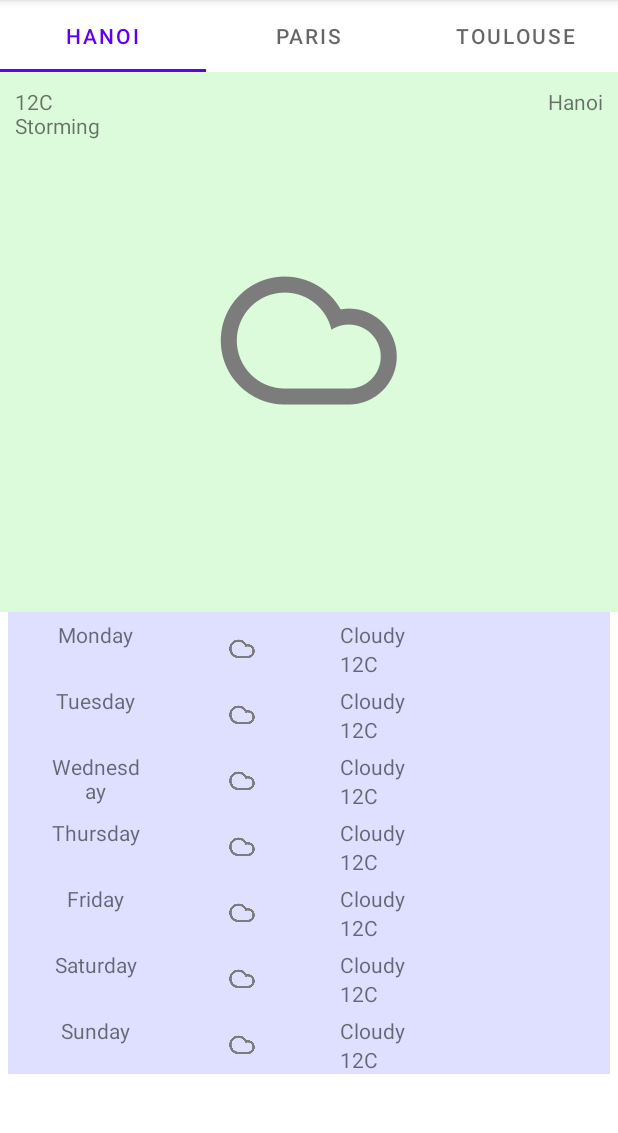
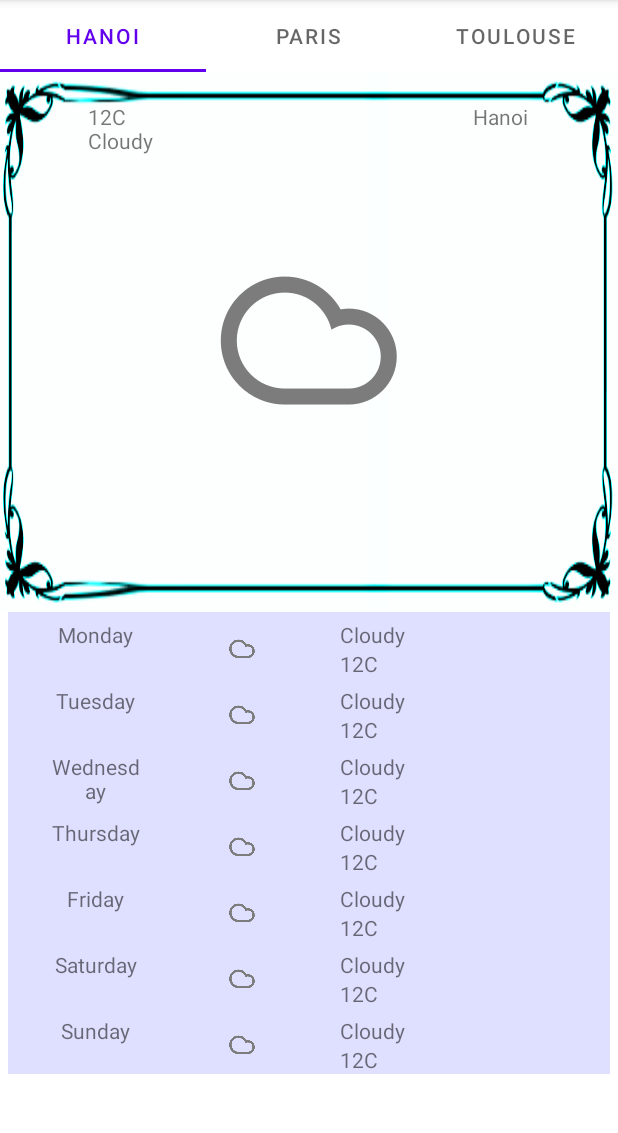
Before and after one commit to miatran1109/androiddev2021, an Android app: the screen it shows after launch (WeatherActivity), on a phone screen of 412 x 824 dp, the part 84-1217 px from its top. Run offline under Robolectric (Android 15) with nearby library versions, the phone set to English and light mode, and no system bars.

Commit message:
Prac 10: 9patch

```diff
--- a/app/src/main/res/layout/fragment_weather.xml
+++ b/app/src/main/res/layout/fragment_weather.xml
@@ -6,7 +6,7 @@
     android:layout_marginLeft="10dp"
     android:layout_width="match_parent"
     android:layout_height="wrap_content"
-    android:background="@color/that_green"
+    android:background="@drawable/frame"
     tools:context=".WeatherFragment">
 
     <!-- TODO: Update blank fragment layout -->
@@ -14,15 +14,15 @@
         android:layout_width="wrap_content"
         android:layout_height="wrap_content"
         android:layout_marginLeft="10dp"
-        android:layout_marginTop="10dp"
+        android:layout_marginTop="20dp"
         android:layout_alignParentLeft="true"
-        android:text="12C\nStorming" />
+        android:text="12C\nCloudy" />
 
     <TextView
         android:layout_width="match_parent"
         android:layout_height="wrap_content"
         android:layout_alignParentRight="true"
-        android:layout_marginTop="10dp"
+        android:layout_marginTop="20dp"
         android:gravity="right"
         android:layout_marginRight="10dp"
         android:text="Hanoi" />
```
Also changed, not shown: app/src/main/res/drawable-hdpi/frame.9.png (added), app/src/main/res/drawable-hdpi/frame.png (deleted).
